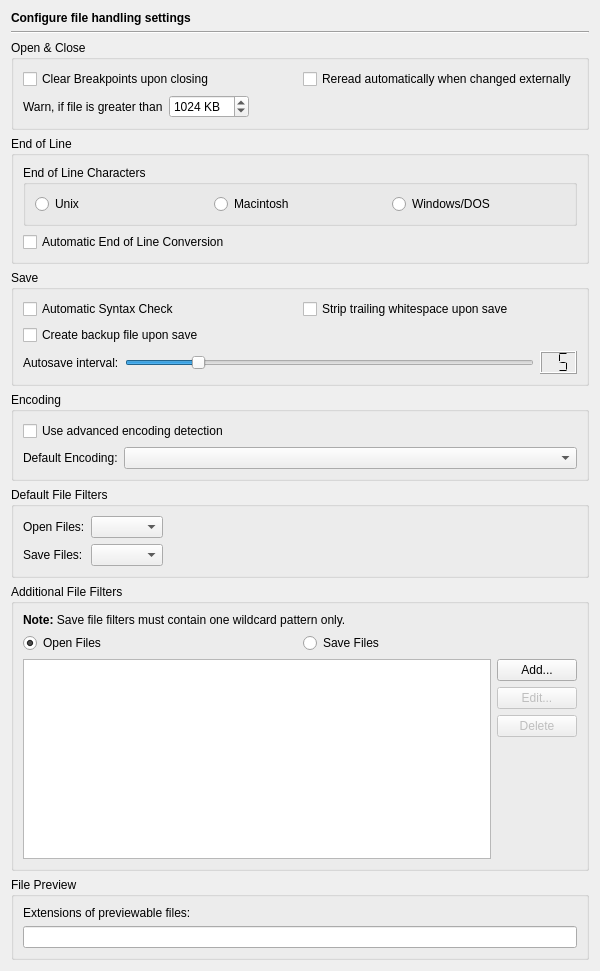
Above: Preferences/ConfigurationPages/EditorFilePage.ui from testmana2/test before the change. Below: the same form after it.
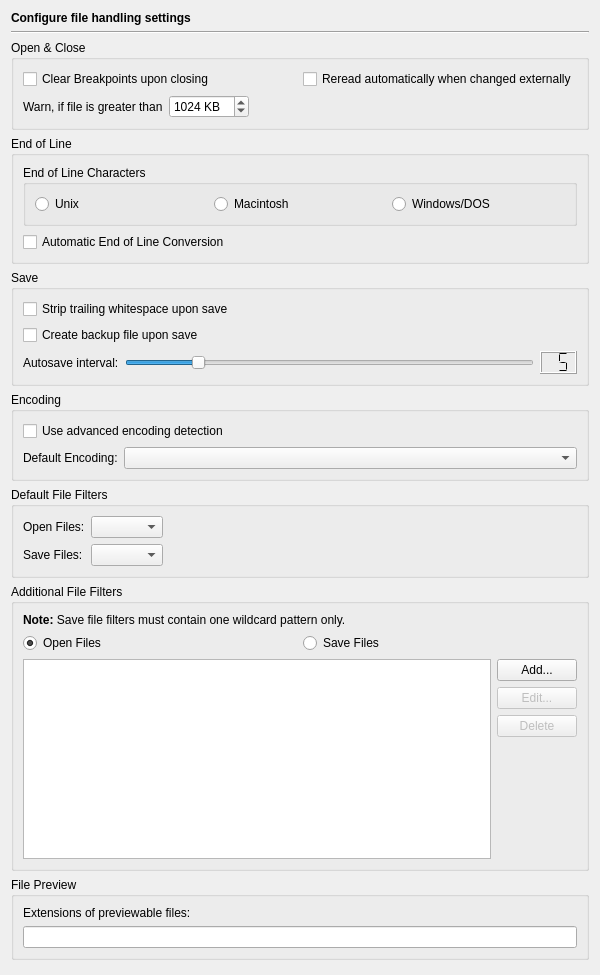
That is the form after the change.

Commit message: Added a syntax check while typing function.

The edit to the form file:
```diff
--- a/Preferences/ConfigurationPages/EditorFilePage.ui
+++ b/Preferences/ConfigurationPages/EditorFilePage.ui
@@ -7,7 +7,7 @@
     <x>0</x>
     <y>0</y>
     <width>600</width>
-    <height>950</height>
+    <height>975</height>
    </rect>
   </property>
   <layout class="QVBoxLayout" name="verticalLayout_3">
@@ -173,20 +173,8 @@
      <property name="title">
       <string>Save</string>
      </property>
-     <layout class="QVBoxLayout">
+     <layout class="QVBoxLayout" name="verticalLayout_4">
       <item>
-       <layout class="QGridLayout">
-        <item row="0" column="0">
-         <widget class="QCheckBox" name="automaticSyntaxCheckCheckBox">
-          <property name="toolTip">
-           <string>Select, whether Python files should be checked automatically for syntax errors</string>
-          </property>
-          <property name="text">
-           <string>Automatic Syntax Check</string>
-          </property>
-         </widget>
-        </item>
-        <item row="0" column="1">
          <widget class="QCheckBox" name="stripWhitespaceCheckBox">
           <property name="toolTip">
            <string>Select, whether trailing whitespace should be removed upon save</string>
@@ -196,7 +184,7 @@
           </property>
          </widget>
         </item>
-        <item row="1" column="0">
+      <item>
          <widget class="QCheckBox" name="createBackupFileCheckBox">
           <property name="toolTip">
            <string>Select, whether a backup file shall be generated upon save</string>
@@ -206,8 +194,6 @@
           </property>
          </widget>
         </item>
-       </layout>
-      </item>
       <item>
        <layout class="QHBoxLayout">
         <item>
```
Left out of the diff: 1 changed line with no effect on the pictures. Lines whose indentation alone changed are shown as unchanged. The commit also changes 27 other files.
